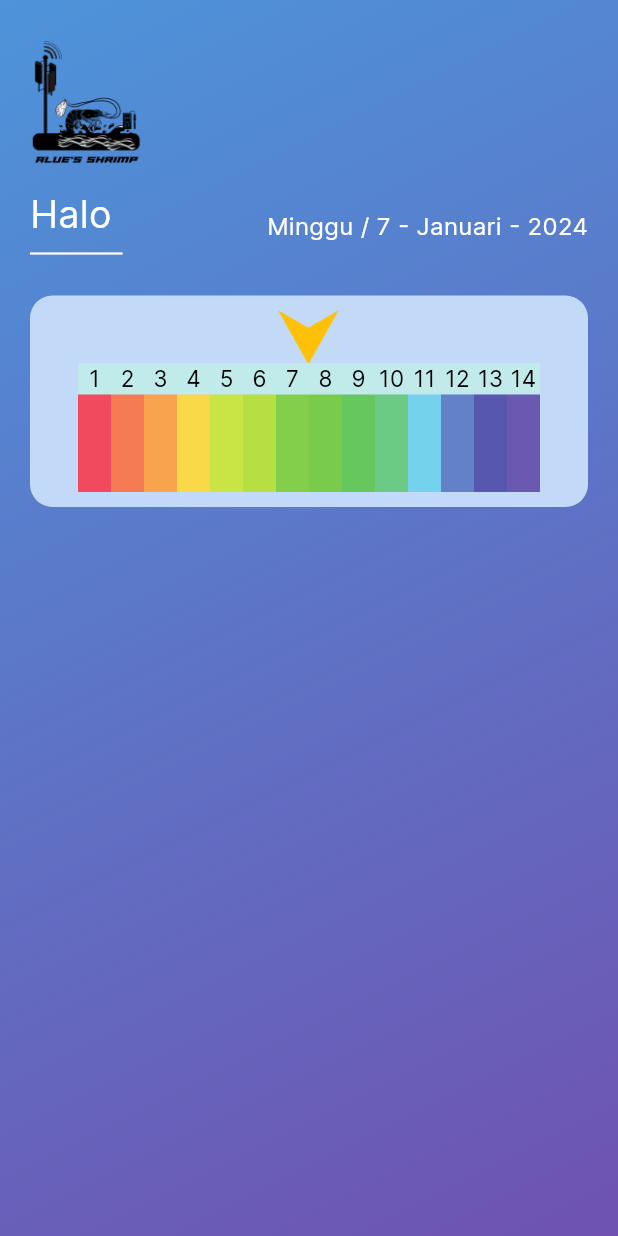
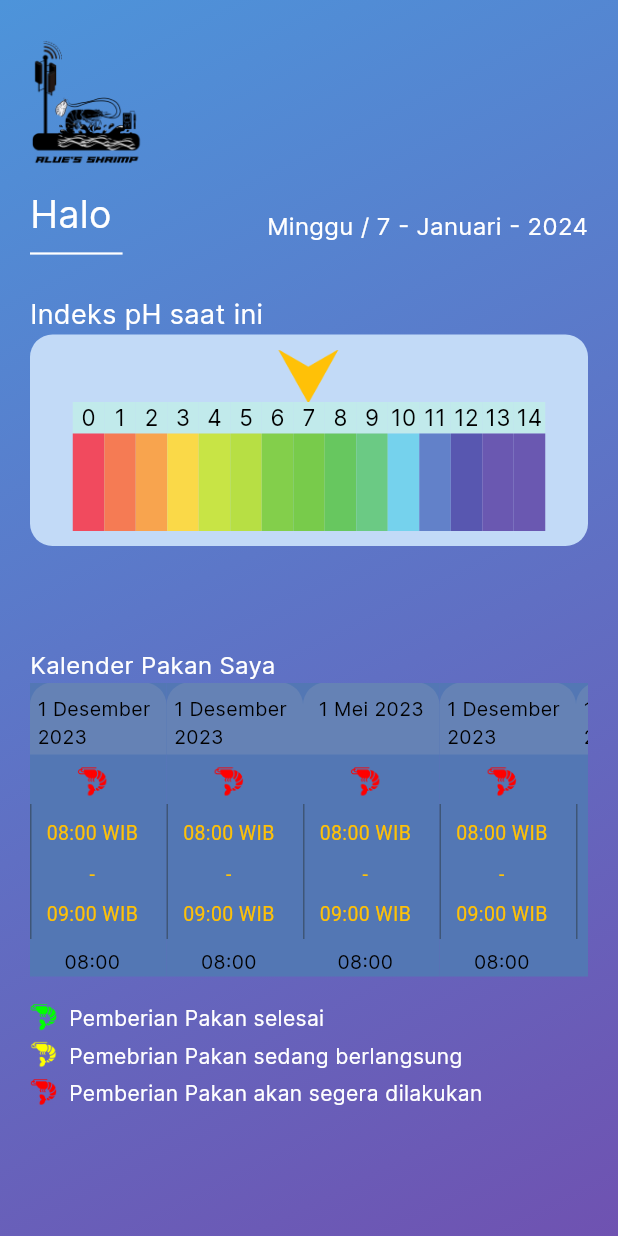
Before and after one commit to rajul0/alue_s_shrimp, a Flutter app: the HomePage screen opened directly, on a phone screen of 412 x 824 dp. Run offline on Flutter 3.47's test engine with Material 3 defaults, Android fonts, the phone set to English and light mode, and no system bars; our stand-ins replace firebase_auth, firebase_core, firebase_database, shared_preferences; accounts and stored records are empty; Roboto replaces fonts that are missing (CominNeue).

Commit message:
card kalender pakan

```diff
--- a/lib/pages/home_page/component/cardIndexPh.dart
+++ /dev/null
@@ -1,156 +0,0 @@
-import 'package:flutter/material.dart';
-import 'package:firebase_database/firebase_database.dart';
-
-class CardIndexPh extends StatefulWidget {
-  const CardIndexPh({super.key});
-
-  @override
-  State<CardIndexPh> createState() => _CardIndexPhState();
-}
-
-class _CardIndexPhState extends State<CardIndexPh>
-    with SingleTickerProviderStateMixin {
-  late AnimationController _controller;
-  late Animation<double> _animation;
-
-  final databaseReference = FirebaseDatabase.instance.ref('/');
-
-  double _currentValue = 0.5; // Nilai dari database
-
-  @override
-  void initState() {
-    super.initState();
-
-    // Inisialisasi controller animasi
-    _controller = AnimationController(
-      duration: Duration(seconds: 14), // Durasi animasi
-      vsync: this,
-    );
-
-    // Mulai animasi
-    _controller.forward();
-  }
-
-  List<Color> phColor = [
-    Color(0xFFF14A5E),
-    Color(0xFFF57B54),
-    Color(0xFFF8A44E),
-    Color(0xFFFAD948),
-    Color(0xFFC8E445),
-    Color(0xFFB7DF44),
-    Color(0xFF83CF4B),
-    Color(0xFF78CB4B),
-    Color(0xFF67C75F),
-    Color(0xFF6BCA84),
-    Color(0xFF75D2ED),
-    Color(0xFF6281C9),
-    Color(0xFF5857B0),
-    Color(0xFF6A58B1)
-  ];
-
-  @override
-  Widget build(BuildContext context) {
-    return SizedBox(
-      width: double.infinity,
-      child: Container(
-        decoration: BoxDecoration(
-          color: Color(0xFFC2DAF7),
-          borderRadius: BorderRadius.circular(15.0),
-        ),
-        child: Padding(
-          padding: const EdgeInsets.symmetric(vertical: 10.0, horizontal: 25.0),
-          child: Column(
-            mainAxisAlignment: MainAxisAlignment.center,
-            children: [
-              StreamBuilder(
-                  stream: databaseReference.child('index_ph').onValue,
-                  builder: (context, snapshot) {
-                    if (mounted) {
-                      if (snapshot.hasData &&
-                          snapshot.data!.snapshot.value != null) {
-                        var data = snapshot.data!.snapshot.value;
-
-                        var title = data.toString();
-
-                        return RotationTransition(
-                          turns: Tween<double>(
-                                  begin: 0.0, end: double.parse(title))
-                              .animate(_controller),
-                          child: Icon(
-                            Icons.keyboard_arrow_up,
-                            size: 48.0,
-                            color: Colors.blue,
-                          ),
-                        );
-                      } else {
-                        print(snapshot.hasData);
-                        return SizedBox(
-                          height: 35.0,
-                          child: Image.asset('assets/icons/arrow_down.png'),
-                        );
-                      }
-                    } else {
-                      return Container();
-                    }
-                  }),
-              IntrinsicWidth(
-                child: Container(
-                  child: Column(
-                    children: [
-                      SizedBox(
-                          width: double.infinity,
-                          child: Row(
-                            children: List.generate(14, (index) {
-                              return phIndicator(context,
-                                  (index + 1).toString(), phColor[index]);
-                            }),
-                          ))
-                    ],
-                  ),
-                ),
-              ),
-            ],
-          ),
-        ),
-      ),
-    );
-  }
-
-  Widget phIndicator(
-    BuildContext context,
-    String phNumber,
-    Color color,
-  ) {
-    return SizedBox(
-        child: Container(
-            child: Column(
-      crossAxisAlignment: CrossAxisAlignment.center,
-      children: [
-        Container(
-          width: 22.0,
-          decoration: BoxDecoration(
-            color: Color(0xFFC1EAEB),
-          ),
-          child: Align(
-            alignment: Alignment.center,
-            child: Text(
-              phNumber,
-              style: TextStyle(
-                color: Colors.black,
-                fontFamily: 'Inter',
-                fontSize: 15.0,
-              ),
-            ),
-          ),
-        ),
-        Container(
-          width: 22.0,
-          height: 65.0,
-          decoration: BoxDecoration(
-            color: color,
-          ),
-        ),
-      ],
-    )));
-  }
-}
--- /dev/null
+++ b/lib/pages/home_page/component/feedCalenderCard.dart
@@ -0,0 +1,147 @@
+import 'package:flutter/material.dart';
+
+class FeedCalenderCard extends StatefulWidget {
+  const FeedCalenderCard({super.key});
+
+  @override
+  State<FeedCalenderCard> createState() => _FeedCalenderCardState();
+}
+
+class _FeedCalenderCardState extends State<FeedCalenderCard> {
+  @override
+  Widget build(BuildContext context) {
+    return SingleChildScrollView(
+      scrollDirection: Axis.horizontal,
+      child: Row(
+        children: [
+          oneFeedTimeCard(
+              '1 Desember 2023', ['08:00', '09:00'], 'mendatang', '100'),
+          oneFeedTimeCard(
+              '1 Desember 2023', ['08:00', '09:00'], 'mendatang', '100'),
+          oneFeedTimeCard('1 Mei 2023', ['08:00', '09:00'], 'mendatang', '100'),
+          oneFeedTimeCard(
+              '1 Desember 2023', ['08:00', '09:00'], 'mendatang', '100'),
+          oneFeedTimeCard(
+              '1 Desember 2023', ['08:00', '09:00'], 'mendatang', '100'),
+        ],
+      ),
+    );
+  }
+
+  Widget oneFeedTimeCard(date, List feedingTime, statusFeeding, feedPortion) {
+    var imgPath = '';
+
+    if (statusFeeding == 'mendatang') {
+      imgPath = 'assets/images/udang_merah.png';
+    } else if (statusFeeding == 'selesai') {
+      imgPath = 'assets/images/udang_hijau.png';
+    } else {
+      imgPath = 'assets/images/udang_kuning.png';
+    }
+
+    return SizedBox(
+      width: 91.0,
+      child: Container(
+        decoration: BoxDecoration(
+          color: Color(0xFF5377B4),
+        ),
+        child: Column(children: [
+          SizedBox(
+            height: 48.0,
+            child: Container(
+              decoration: BoxDecoration(
+                  color: Color(0xFF6582B5),
+                  borderRadius: BorderRadius.only(
+                    topLeft: Radius.circular(15.0),
+                    topRight: Radius.circular(15.0),
+                  )),
+              child: Padding(
+                padding: const EdgeInsets.only(
+                    top: 8.0, right: 5.0, bottom: 3.0, left: 5.0),
+                child: Align(
+                  alignment: Alignment.topCenter,
+                  child: Text(
+                    date,
+                    style: TextStyle(
+                      color: Colors.black,
+                      fontFamily: 'Inter',
+                      fontSize: 13.0,
+                    ),
+                  ),
+                ),
+              ),
+            ),
+          ),
+          SizedBox(
+            height: 8.0,
+          ),
+          Row(
+            children: [
+              Container(
+                color: Color(0xFF3E5677),
+                width: 1.0,
+                height: 90.0,
+              ),
+              SizedBox(
+                width: 10.0,
+              ),
+              Column(
+                mainAxisAlignment: MainAxisAlignment.center,
+                children: [
+                  Image.asset(
+                    imgPath, // Ganti dengan path gambar yang sesuai
+                    width: 20.0,
+                  ),
+                  SizedBox(
+                    height: 15.0,
+                  ),
+                  Text(
+                    '${feedingTime[0]} WIB',
+                    style: TextStyle(
+                      color: Color(0xFFFFC107),
+                      fontFamily: 'CominNeue',
+                      fontSize: 13.0,
+                    ),
+                  ),
+                  SizedBox(
+                    height: 8.0,
+                  ),
+                  Text(
+                    '-',
+                    style: TextStyle(
+                      color: Color(0xFFFFC107),
+                      fontFamily: 'CominNeue',
+                      fontSize: 13.0,
+                    ),
+                  ),
+                  SizedBox(
+                    height: 8.0,
+                  ),
+                  Text(
+                    '${feedingTime[1]} WIB',
+                    style: TextStyle(
+                      color: Color(0xFFFFC107),
+                      fontFamily: 'CominNeue',
+                      fontSize: 13.0,
+                    ),
+                  ),
+                  SizedBox(
+                    height: 13.0,
+                  ),
+                  Text(
+                    feedingTime[0],
+                    style: TextStyle(
+                      color: Colors.black,
+                      fontFamily: 'Inter',
+                      fontSize: 13.0,
+                    ),
+                  ),
+                ],
+              )
+            ],
+          )
+        ]),
+      ),
+    );
+  }
+}
--- /dev/null
+++ b/lib/pages/home_page/component/indexPhCard.dart
@@ -0,0 +1,165 @@
+import 'package:flutter/material.dart';
+import 'package:firebase_database/firebase_database.dart';
+
+class indexPhCard extends StatefulWidget {
+  const indexPhCard({super.key});
+
+  @override
+  State<indexPhCard> createState() => _indexPhCardState();
+}
+
+class _indexPhCardState extends State<indexPhCard>
+    with SingleTickerProviderStateMixin {
+  late AnimationController _controller;
+
+  final databaseReference = FirebaseDatabase.instance.ref('/');
+
+  @override
+  void initState() {
+    super.initState();
+
+    // Inisialisasi controller animasi
+    _controller = AnimationController(
+      duration: Duration(seconds: 1), // Durasi animasi
+      vsync: this,
+    );
+    final databaseReference = FirebaseDatabase.instance.ref('/');
+    databaseReference.child('index_ph').onValue.listen((DatabaseEvent event) {
+      double value = double.parse(event.snapshot.value.toString());
+      // Sesuaikan rentang nilai berdasarkan kebutuhan Anda
+      double normalizedValue = (value - 0.0) / (14.0 - 0.0);
+      _controller.value =
+          normalizedValue.clamp(0.0, 1.0); // Clamp nilai antara 0 dan 1
+    });
+  }
+
+  List<Color> phColor = [
+    Color(0xFFF14A5E),
+    Color(0xFFF57B54),
+    Color(0xFFF8A44E),
+    Color(0xFFFAD948),
+    Color(0xFFC8E445),
+    Color(0xFFB7DF44),
+    Color(0xFF83CF4B),
+    Color(0xFF78CB4B),
+    Color(0xFF67C75F),
+    Color(0xFF6BCA84),
+    Color(0xFF75D2ED),
+    Color(0xFF6281C9),
+    Color(0xFF5857B0),
+    Color(0xFF6A58B1),
+    Color(0xFF6A58B1)
+  ];
+
+  @override
+  Widget build(BuildContext context) {
+    return SizedBox(
+      width: double.infinity,
+      child: Container(
+        decoration: BoxDecoration(
+          color: Color(0xFFC2DAF7),
+          borderRadius: BorderRadius.circular(15.0),
+        ),
+        child: Padding(
+          padding: const EdgeInsets.symmetric(vertical: 10.0, horizontal: 18.0),
+          child: Column(
+            mainAxisAlignment: MainAxisAlignment.center,
+            children: [
+              Container(
+                child: StreamBuilder(
+                    stream: databaseReference.child('index_ph').onValue,
+                    builder: (context, snapshot) {
+                      if (mounted) {
+                        if (snapshot.hasData &&
+                            snapshot.data!.snapshot.value != null) {
+                          var data = snapshot.data!.snapshot.value;
+                          double valuePh = double.parse(data.toString());
+
+                          var nilaiPhConvert = valuePh / 15.9;
+
+                          return SlideTransition(
+                            position: Tween<Offset>(
+                              begin: Offset(nilaiPhConvert, 0.0),
+                              end: Offset(nilaiPhConvert, 0.0),
+                            ).animate(_controller),
+                            child: Align(
+                                alignment: Alignment.topLeft,
+                                child: SizedBox(
+                                  height: 35.0,
+                                  child: Image.asset(
+                                      'assets/icons/arrow_down.png'),
+                                )),
+                          );
+                        } else {
+                          print(snapshot.hasData);
+                          return SizedBox(
+                            height: 35.0,
+                            child: Image.asset('assets/icons/arrow_down.png'),
+                          );
+                        }
+                      } else {
+                        return Container();
+                      }
+                    }),
+              ),
+              IntrinsicWidth(
+                child: Container(
+                  child: Column(
+                    children: [
+                      SizedBox(
+                          width: double.infinity,
+                          child: Row(
+                            children: List.generate(15, (index) {
+                              return phIndicator(
+                                  context, (index).toString(), phColor[index]);
+                            }),
+                          ))
+                    ],
+                  ),
+                ),
+              ),
+            ],
+          ),
+        ),
+      ),
+    );
+  }
+
+  Widget phIndicator(
+    BuildContext context,
+    String phNumber,
+    Color color,
+  ) {
+    return SizedBox(
+        child: Container(
+            child: Column(
+      crossAxisAlignment: CrossAxisAlignment.center,
+      children: [
+        Container(
+          width: 21.0,
+          decoration: BoxDecoration(
+            color: Color(0xFFC1EAEB),
+          ),
+          child: Align(
+            alignment: Alignment.center,
+            child: Text(
+              phNumber,
+              style: TextStyle(
+                color: Colors.black,
+                fontFamily: 'Inter',
+                fontSize: 15.0,
+              ),
+            ),
+          ),
+        ),
+        Container(
+          width: 21.0,
+          height: 65.0,
+          decoration: BoxDecoration(
+            color: color,
+          ),
+        ),
+      ],
+    )));
+  }
+}
--- a/lib/pages/home_page/home_page.dart
+++ b/lib/pages/home_page/home_page.dart
@@ -1,4 +1,5 @@
-import 'package:alues_shrimp_app/pages/home_page/component/cardIndexPh.dart';
+import 'package:alues_shrimp_app/pages/home_page/component/feedCalenderCard.dart';
+import 'package:alues_shrimp_app/pages/home_page/component/indexPhCard.dart';
 import 'package:flutter/material.dart';
 import 'package:firebase_auth/firebase_auth.dart';
 import 'package:intl/intl.dart';
@@ -132,7 +133,97 @@ class _HomePageState extends State<HomePage> {
                   SizedBox(
                     height: 20.0,
                   ),
-                  CardIndexPh(),
+                  Align(
+                      alignment: Alignment.topLeft,
+                      child: Text(
+                        'Indeks pH saat ini',
+                        style: TextStyle(
+                          fontSize: 18.0,
+                          fontFamily: 'Inter',
+                          color: Colors.white,
+                        ),
+                      )),
+                  indexPhCard(),
+                  SizedBox(
+                    height: 68.0,
+                  ),
+                  Align(
+                    alignment: Alignment.topLeft,
+                    child: Text(
+                      'Kalender Pakan Saya',
+                      style: TextStyle(
+                          color: Colors.white,
+                          fontFamily: 'Inter',
+                          fontSize: 16.0),
+                    ),
+                  ),
+                  FeedCalenderCard(),
+                  SizedBox(
+                    height: 18.0,
+                  ),
+                  Row(
+                    crossAxisAlignment: CrossAxisAlignment.start,
+                    children: [
+                      Image.asset(
+                        'assets/images/udang_hijau.png',
+                        width: 18.0,
+                      ),
+                      SizedBox(
+                        width: 8.0,
+                      ),
+                      Text(
+                        'Pemberian Pakan selesai',
+                        style: TextStyle(
+                            color: Colors.white,
+                            fontFamily: 'Inter',
+                            fontSize: 14.0),
+                      ),
+                    ],
+                  ),
+                  SizedBox(
+                    height: 5.0,
+                  ),
+                  Row(
+                    crossAxisAlignment: CrossAxisAlignment.start,
+                    children: [
+                      Image.asset(
+                        'assets/images/udang_kuning.png',
+                        width: 18.0,
+                      ),
+                      SizedBox(
+                        width: 8.0,
+                      ),
+                      Text(
+                        'Pemebrian Pakan sedang berlangsung',
+                        style: TextStyle(
+                            color: Colors.white,
+                            fontFamily: 'Inter',
+                            fontSize: 14.0),
+                      ),
+                    ],
+                  ),
+                  SizedBox(
+                    height: 5.0,
+                  ),
+                  Row(
+                    crossAxisAlignment: CrossAxisAlignment.start,
+                    children: [
+                      Image.asset(
+                        'assets/images/udang_merah.png',
+                        width: 18.0,
+                      ),
+                      SizedBox(
+                        width: 8.0,
+                      ),
+                      Text(
+                        'Pemberian Pakan akan segera dilakukan',
+                        style: TextStyle(
+                            color: Colors.white,
+                            fontFamily: 'Inter',
+                            fontSize: 14.0),
+                      ),
+                    ],
+                  ),
                 ],
               ),
             ),
```
Also changed, not shown: assets/images/udang_hijau.png (added), assets/images/udang_kuning.png (added), assets/images/udang_merah.png (added).
